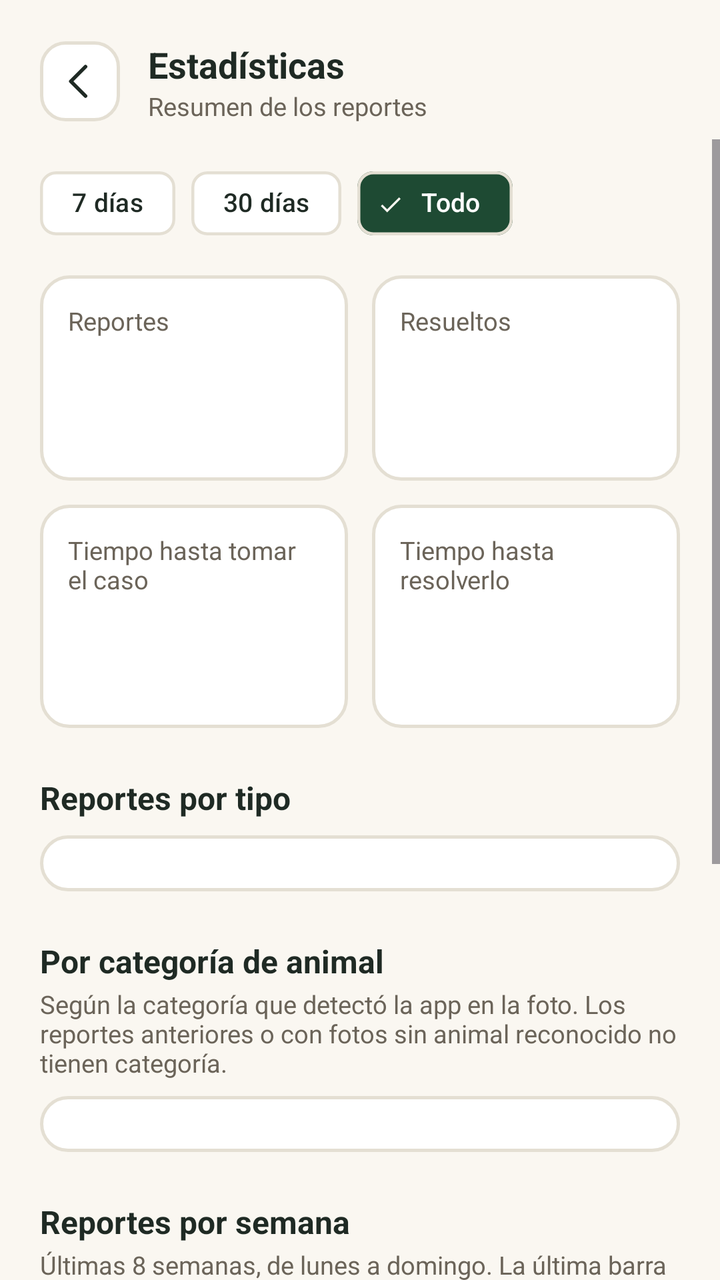
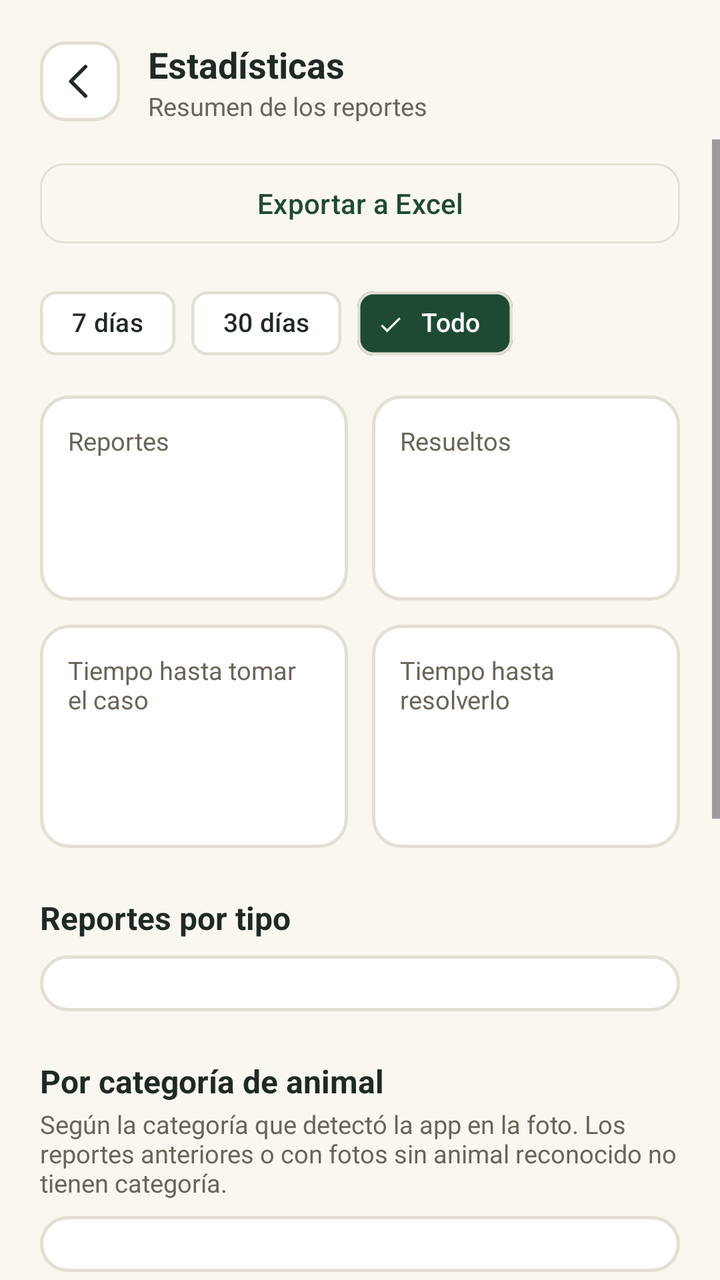

Screens rendered from an Android XML layout before and after an edit, with the pre-edit source and the edit as a unified diff.
<!-- AndroidManifest.xml: application theme Theme.HUELLASEGURA -->
<!-- res/layout/activity_estadisticas.xml -->
<?xml version="1.0" encoding="utf-8"?>
<LinearLayout xmlns:android="http://schemas.android.com/apk/res/android"
    xmlns:app="http://schemas.android.com/apk/res-auto"
    android:id="@+id/root"
    android:layout_width="match_parent"
    android:layout_height="match_parent"
    android:background="@color/surface_background"
    android:orientation="vertical">

    <LinearLayout
        android:layout_width="match_parent"
        android:layout_height="wrap_content"
        android:gravity="center_vertical"
        android:orientation="horizontal"
        android:paddingStart="20dp"
        android:paddingTop="20dp"
        android:paddingEnd="20dp"
        android:paddingBottom="8dp">

        <ImageButton
            android:id="@+id/btnBack"
            android:layout_width="40dp"
            android:layout_height="40dp"
            android:background="@drawable/bg_icon_button"
            android:contentDescription="@string/btn_atras"
            android:padding="10dp"
            android:src="@drawable/ic_arrow_back"
            android:tint="@color/text_primary" />

        <LinearLayout
            android:layout_width="0dp"
            android:layout_height="wrap_content"
            android:layout_marginStart="14dp"
            android:layout_weight="1"
            android:orientation="vertical">

            <TextView
                android:layout_width="wrap_content"
                android:layout_height="wrap_content"
                android:text="@string/stats_title"
                android:textColor="@color/text_primary"
                android:textSize="18sp"
                android:textStyle="bold" />

            <TextView
                android:layout_width="wrap_content"
                android:layout_height="wrap_content"
                android:text="@string/stats_subtitle"
                android:textColor="@color/text_secondary"
                android:textSize="12.5sp" />
        </LinearLayout>
    </LinearLayout>

    <ScrollView
        android:layout_width="match_parent"
        android:layout_height="0dp"
        android:layout_weight="1"
        android:fillViewport="true">

        <LinearLayout
            android:layout_width="match_parent"
            android:layout_height="wrap_content"
            android:orientation="vertical"
            android:paddingStart="20dp"
            android:paddingTop="8dp"
            android:paddingEnd="20dp"
            android:paddingBottom="24dp">

            <com.google.android.material.chip.ChipGroup
                android:id="@+id/chipGroupPeriod"
                android:layout_width="match_parent"
                android:layout_height="wrap_content"
                app:selectionRequired="true"
                app:singleSelection="true">

                <com.google.android.material.chip.Chip
                    android:id="@+id/chipPeriod7"
                    style="@style/Widget.Material3.Chip.Filter"
                    android:layout_width="wrap_content"
                    android:layout_height="wrap_content"
                    android:checkable="true"
                    android:text="@string/resolved_period_7"
                    android:textColor="@color/chip_filter_text"
                    android:textSize="13sp"
                    app:chipBackgroundColor="@color/chip_filter_bg"
                    app:chipStrokeColor="@color/field_border"
                    app:chipStrokeWidth="1.5dp" />

                <com.google.android.material.chip.Chip
                    android:id="@+id/chipPeriod30"
                    style="@style/Widget.Material3.Chip.Filter"
                    android:layout_width="wrap_content"
                    android:layout_height="wrap_content"
                    android:checkable="true"
                    android:text="@string/resolved_period_30"
                    android:textColor="@color/chip_filter_text"
                    android:textSize="13sp"
                    app:chipBackgroundColor="@color/chip_filter_bg"
                    app:chipStrokeColor="@color/field_border"
                    app:chipStrokeWidth="1.5dp" />

                <com.google.android.material.chip.Chip
                    android:id="@+id/chipPeriodAll"
                    style="@style/Widget.Material3.Chip.Filter"
                    android:layout_width="wrap_content"
                    android:layout_height="wrap_content"
                    android:checkable="true"
                    android:checked="true"
                    android:text="@string/stats_period_all"
                    android:textColor="@color/chip_filter_text"
                    android:textSize="13sp"
                    app:chipBackgroundColor="@color/chip_filter_bg"
                    app:chipStrokeColor="@color/field_border"
                    app:chipStrokeWidth="1.5dp" />
            </com.google.android.material.chip.ChipGroup>

            <include
                android:id="@+id/speciesFilter"
                layout="@layout/view_species_filter"
                android:layout_width="match_parent"
                android:layout_height="wrap_content"
                android:layout_marginTop="4dp" />

            <LinearLayout
                android:layout_width="match_parent"
                android:layout_height="wrap_content"
                android:layout_marginTop="8dp"
                android:orientation="horizontal">

                <LinearLayout
                    android:layout_width="0dp"
                    android:layout_height="match_parent"
                    android:layout_marginEnd="6dp"
                    android:layout_weight="1"
                    android:background="@drawable/bg_card"
                    android:orientation="vertical"
                    android:padding="14dp">

                    <TextView
                        android:layout_width="wrap_content"
                        android:layout_height="wrap_content"
                        android:text="@string/stats_kpi_total"
                        android:textColor="@color/text_secondary"
                        android:textSize="12.5sp" />

                    <TextView
                        android:id="@+id/tvKpiTotal"
                        android:layout_width="wrap_content"
                        android:layout_height="wrap_content"
                        android:layout_marginTop="4dp"
                        android:textColor="@color/text_primary"
                        android:textSize="26sp"
                        android:textStyle="bold" />

                    <TextView
                        android:id="@+id/tvKpiTotalSub"
                        android:layout_width="wrap_content"
                        android:layout_height="wrap_content"
                        android:layout_marginTop="2dp"
                        android:textColor="@color/text_secondary"
                        android:textSize="12sp" />
                </LinearLayout>

                <LinearLayout
                    android:layout_width="0dp"
                    android:layout_height="match_parent"
                    android:layout_marginStart="6dp"
                    android:layout_weight="1"
                    android:background="@drawable/bg_card"
                    android:orientation="vertical"
                    android:padding="14dp">

                    <TextView
                        android:layout_width="wrap_content"
                        android:layout_height="wrap_content"
                        android:text="@string/stats_kpi_resolved"
                        android:textColor="@color/text_secondary"
                        android:textSize="12.5sp" />

                    <TextView
                        android:id="@+id/tvKpiResolved"
                        android:layout_width="wrap_content"
                        android:layout_height="wrap_content"
                        android:layout_marginTop="4dp"
                        android:textColor="@color/text_primary"
                        android:textSize="26sp"
                        android:textStyle="bold" />

                    <TextView
                        android:id="@+id/tvKpiResolvedSub"
                        android:layout_width="wrap_content"
                        android:layout_height="wrap_content"
                        android:layout_marginTop="2dp"
                        android:textColor="@color/text_secondary"
                        android:textSize="12sp" />
                </LinearLayout>
            </LinearLayout>

            <LinearLayout
                android:layout_width="match_parent"
                android:layout_height="wrap_content"
                android:layout_marginTop="12dp"
                android:orientation="horizontal">

                <LinearLayout
                    android:layout_width="0dp"
                    android:layout_height="match_parent"
                    android:layout_marginEnd="6dp"
                    android:layout_weight="1"
                    android:background="@drawable/bg_card"
                    android:orientation="vertical"
                    android:padding="14dp">

                    <TextView
                        android:layout_width="wrap_content"
                        android:layout_height="wrap_content"
                        android:text="@string/stats_kpi_take_time"
                        android:textColor="@color/text_secondary"
                        android:textSize="12.5sp" />

                    <TextView
                        android:id="@+id/tvKpiTake"
                        android:layout_width="wrap_content"
                        android:layout_height="wrap_content"
                        android:layout_marginTop="4dp"
                        android:textColor="@color/text_primary"
                        android:textSize="22sp"
                        android:textStyle="bold" />

                    <TextView
                        android:id="@+id/tvKpiTakeSub"
                        android:layout_width="wrap_content"
                        android:layout_height="wrap_content"
                        android:layout_marginTop="2dp"
                        android:textColor="@color/text_secondary"
                        android:textSize="12sp" />
                </LinearLayout>

                <LinearLayout
                    android:layout_width="0dp"
                    android:layout_height="match_parent"
                    android:layout_marginStart="6dp"
                    android:layout_weight="1"
                    android:background="@drawable/bg_card"
                    android:orientation="vertical"
                    android:padding="14dp">

                    <TextView
                        android:layout_width="wrap_content"
                        android:layout_height="wrap_content"
                        android:text="@string/stats_kpi_resolve_time"
                        android:textColor="@color/text_secondary"
                        android:textSize="12.5sp" />

                    <TextView
                        android:id="@+id/tvKpiResolveTime"
                        android:layout_width="wrap_content"
                        android:layout_height="wrap_content"
                        android:layout_marginTop="4dp"
                        android:textColor="@color/text_primary"
                        android:textSize="22sp"
                        android:textStyle="bold" />

                    <TextView
                        android:id="@+id/tvKpiResolveTimeSub"
                        android:layout_width="wrap_content"
                        android:layout_height="wrap_content"
                        android:layout_marginTop="2dp"
                        android:textColor="@color/text_secondary"
                        android:textSize="12sp" />
                </LinearLayout>
            </LinearLayout>

            <TextView
                android:layout_width="wrap_content"
                android:layout_height="wrap_content"
                android:layout_marginTop="24dp"
                android:text="@string/stats_by_type"
                android:textColor="@color/text_primary"
                android:textSize="16sp"
                android:textStyle="bold" />

            <LinearLayout
                android:id="@+id/typeContainer"
                android:layout_width="match_parent"
                android:layout_height="wrap_content"
                android:layout_marginTop="8dp"
                android:background="@drawable/bg_card"
                android:orientation="vertical"
                android:padding="14dp" />

            <TextView
                android:layout_width="wrap_content"
                android:layout_height="wrap_content"
                android:layout_marginTop="24dp"
                android:text="@string/stats_by_species"
                android:textColor="@color/text_primary"
                android:textSize="16sp"
                android:textStyle="bold" />

            <TextView
                android:layout_width="match_parent"
                android:layout_height="wrap_content"
                android:layout_marginTop="2dp"
                android:text="@string/stats_by_species_note"
                android:textColor="@color/text_secondary"
                android:textSize="12.5sp" />

            <LinearLayout
                android:id="@+id/speciesContainer"
                android:layout_width="match_parent"
                android:layout_height="wrap_content"
                android:layout_marginTop="8dp"
                android:background="@drawable/bg_card"
                android:orientation="vertical"
                android:padding="14dp" />

            <TextView
                android:layout_width="wrap_content"
                android:layout_height="wrap_content"
                android:layout_marginTop="24dp"
                android:text="@string/stats_by_week"
                android:textColor="@color/text_primary"
                android:textSize="16sp"
                android:textStyle="bold" />

            <TextView
                android:layout_width="wrap_content"
                android:layout_height="wrap_content"
                android:layout_marginTop="2dp"
                android:text="@string/stats_by_week_note"
                android:textColor="@color/text_secondary"
                android:textSize="12.5sp" />

            <com.coy.huellasegura.VerticalBarsView
                android:id="@+id/weekChart"
                android:layout_width="match_parent"
                android:layout_height="210dp"
                android:layout_marginTop="8dp"
                android:background="@drawable/bg_card"
                android:paddingStart="6dp"
                android:paddingEnd="6dp" />

            <TextView
                android:layout_width="match_parent"
                android:layout_height="wrap_content"
                android:layout_marginTop="16dp"
                android:lineSpacingMultiplier="1.3"
                android:text="@string/stats_footnote"
                android:textColor="@color/text_secondary"
                android:textSize="12sp" />
        </LinearLayout>
    </ScrollView>
</LinearLayout>
<!-- res/layout/view_species_filter.xml (included above) -->
<?xml version="1.0" encoding="utf-8"?>
<HorizontalScrollView xmlns:android="http://schemas.android.com/apk/res/android"
    xmlns:app="http://schemas.android.com/apk/res-auto"
    android:layout_width="match_parent"
    android:layout_height="wrap_content"
    android:clipToPadding="false"
    android:scrollbars="none">

    <com.google.android.material.chip.ChipGroup
        android:id="@+id/chipGroupSpecies"
        android:layout_width="wrap_content"
        android:layout_height="wrap_content"
        app:selectionRequired="true"
        app:singleLine="true"
        app:singleSelection="true" />
</HorizontalScrollView>
<!-- resources referenced by this layout -->
<resources>
  <color name="field_border">#E4DFD3</color>
  <color name="surface_background">@color/splash_text_primary</color>
  <color name="text_primary">#1F2A24</color>
  <color name="text_secondary">#6B6459</color>
  <!-- drawable bg_card (drawable) -->
  <?xml version="1.0" encoding="utf-8"?>
  <shape xmlns:android="http://schemas.android.com/apk/res/android"
      android:shape="rectangle">
      <solid android:color="@android:color/white" />
      <corners android:radius="14dp" />
      <stroke
          android:width="1.5dp"
          android:color="@color/field_border" />
  </shape>
  <!-- drawable bg_icon_button (drawable) -->
  <?xml version="1.0" encoding="utf-8"?>
  <shape xmlns:android="http://schemas.android.com/apk/res/android"
      android:shape="rectangle">
      <solid android:color="@android:color/white" />
      <corners android:radius="12dp" />
      <stroke
          android:width="1.5dp"
          android:color="@color/field_border" />
  </shape>
  <!-- drawable ic_arrow_back (drawable) -->
  <?xml version="1.0" encoding="utf-8"?>
  <vector xmlns:android="http://schemas.android.com/apk/res/android"
      android:width="22dp"
      android:height="22dp"
      android:viewportWidth="24"
      android:viewportHeight="24">
      <path
          android:pathData="M15,4 L7,12 L15,20"
          android:strokeColor="@color/surface_background"
          android:strokeWidth="2"
          android:strokeLineCap="round"
          android:strokeLineJoin="round"
          android:fillColor="#00000000" />
  </vector>
  <string name="btn_atras">← Atrás</string>
  <string name="resolved_period_30">30 días</string>
  <string name="resolved_period_7">7 días</string>
  <string name="stats_by_species">Por categoría de animal</string>
  <string name="stats_by_species_note">Según la categoría que detectó la app en la foto. Los reportes anteriores o con fotos sin animal reconocido no tienen categoría.</string>
  <string name="stats_by_type">Reportes por tipo</string>
  <string name="stats_by_week">Reportes por semana</string>
  <string name="stats_by_week_note">Últimas 8 semanas, de lunes a domingo. La última barra es la semana en curso.</string>
  <string name="stats_footnote">El periodo elegido arriba aplica a los totales, los tiempos y los tipos. Los tiempos se cuentan desde que se crea el reporte.</string>
  <string name="stats_kpi_resolve_time">Tiempo hasta resolverlo</string>
  <string name="stats_kpi_resolved">Resueltos</string>
  <string name="stats_kpi_take_time">Tiempo hasta tomar el caso</string>
  <string name="stats_kpi_total">Reportes</string>
  <string name="stats_period_all">Todo</string>
  <string name="stats_subtitle">Resumen de los reportes</string>
  <string name="stats_title">Estadísticas</string>
  <style name="Theme.HUELLASEGURA" parent="Base.Theme.HUELLASEGURA" />
  <color name="splash_text_primary">#FAF7F1</color>
  <style name="Base.Theme.HUELLASEGURA" parent="Theme.Material3.DayNight.NoActionBar">
          
          <item name="colorPrimary">@color/accent_green</item>
          <item name="colorOnPrimary">@color/surface_background</item>
          <item name="colorSecondary">@color/brand_dark</item>
          <item name="colorSecondaryContainer">@color/accent_green</item>
          <item name="colorOnSecondaryContainer">@color/surface_background</item>
          <item name="android:windowBackground">@color/surface_background</item>
      </style>
  <color name="accent_green">@color/splash_icon_background</color>
  <color name="brand_dark">@color/splash_background</color>
  <color name="splash_icon_background">#2F7A4E</color>
  <color name="splash_background">#1E4A33</color>
</resources>

<!-- the commit's change to res/layout/activity_estadisticas.xml (unified diff, before → after) -->
@@ -65,6 +65,19 @@
             android:paddingTop="8dp"
             android:paddingEnd="20dp"
             android:paddingBottom="24dp">
+
+            <com.google.android.material.button.MaterialButton
+                android:id="@+id/btnExport"
+                style="@style/Widget.Material3.Button.OutlinedButton"
+                android:layout_width="match_parent"
+                android:layout_height="48dp"
+                android:layout_marginBottom="12dp"
+                android:text="@string/export_btn"
+                android:textAllCaps="false"
+                android:textColor="@color/brand_dark"
+                android:textSize="14sp"
+                app:cornerRadius="12dp"
+                app:strokeColor="@color/field_border" />
 
             <com.google.android.material.chip.ChipGroup
                 android:id="@+id/chipGroupPeriod"
<!-- resource entries referenced after the edit -->
@@ -40,6 +40,7 @@
           android:fillColor="#00000000" />
   </vector>
   <string name="btn_atras">← Atrás</string>
+  <string name="export_btn">Exportar a Excel</string>
   <string name="resolved_period_30">30 días</string>
   <string name="resolved_period_7">7 días</string>
   <string name="stats_by_species">Por categoría de animal</string>
